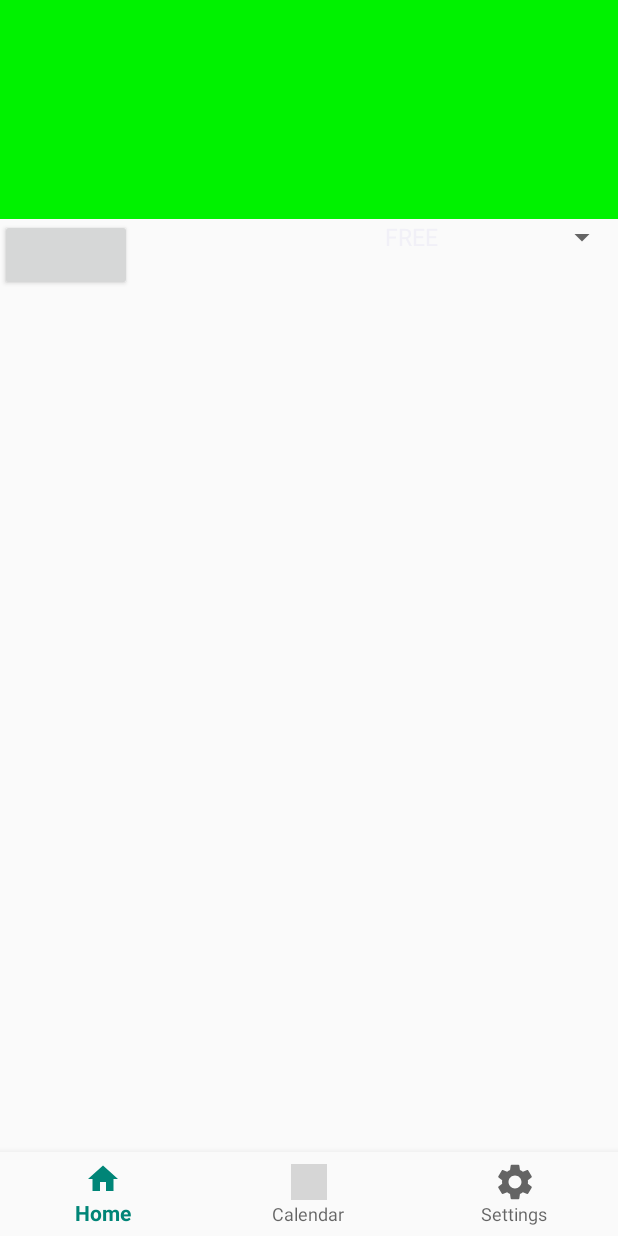
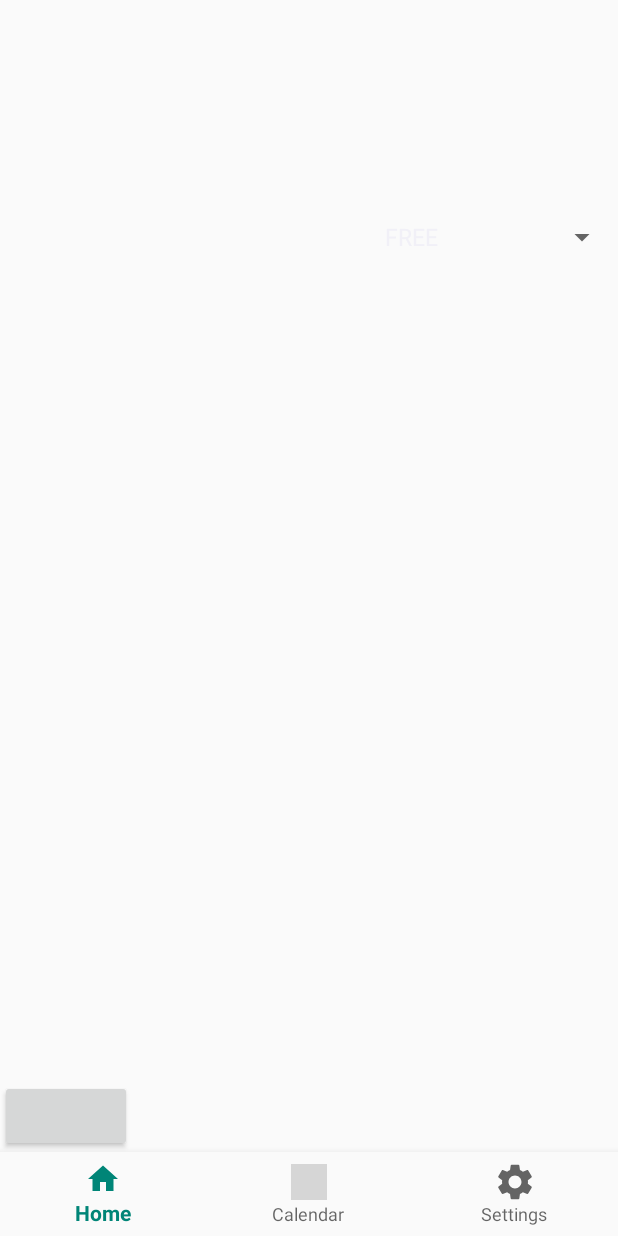
Before and after one commit to marcusrunge/RoomInfo.Droid, an Android app: the screen it shows after launch (MainActivity), on a phone screen of 412 x 824 dp. Run offline under Robolectric (Android 15) with nearby library versions, the phone set to English and light mode, and no system bars; our stand-ins replace Dagger/Hilt's generated code, Room's generated code, data binding, navigation-ui; libraries missing offline, so code that uses them is left out: androidx.databinding.library; 11 statements that could not run were skipped; grey boxes are pictures that could not be loaded.

Commit message:
ADDED 2nd param

```diff
--- a/app/src/main/kotlin/com/marcusrunge/roominfo/adapter/GenericViewBindingsAdapter.kt
+++ b/app/src/main/kotlin/com/marcusrunge/roominfo/adapter/GenericViewBindingsAdapter.kt
@@ -13,9 +13,9 @@ import com.marcusrunge.roominfo.RoomInfoApplication.Companion.OCCUPANCY_STATE_OC
 import com.marcusrunge.roominfo.RoomInfoApplication.Companion.OCCUPANCY_STATE_PRESENT
 
 object OccupancyStateBindingsAdapter {
-    @BindingAdapter("setOccupancyState")
+    @BindingAdapter("state", "transparent")
     @JvmStatic
-    fun bindOccupancyState(view: View?, state: Int?) {
+    fun bindOccupancyState(view: View?, state: Int?, transparent: Boolean?) {
         if (view != null && state != null) {
             var background = 0
             var transparentBackground = 0
@@ -108,8 +108,14 @@ object OccupancyStateBindingsAdapter {
                         view.context.resources.getColor(R.color.homeForeground, view.context.theme)
                 }
             }
-            view.setBackgroundColor(background)
-            if(view.javaClass==TextView::class)(view as TextView).setTextColor(foreground)
+
+            if (view is TextView) view.setTextColor(foreground)
+            else {
+                if (transparent != null && transparent) view.setBackgroundColor(
+                    transparentBackground
+                )
+                else view.setBackgroundColor(background)
+            }
         }
     }
 }
--- a/app/src/main/res/layout/fragment_home.xml
+++ b/app/src/main/res/layout/fragment_home.xml
@@ -18,7 +18,8 @@
             android:id="@+id/topPanel"
             android:layout_width="match_parent"
             android:layout_height="wrap_content"
-            app:setOccupancyState="@{viewmodel.occupancySelection}"
+            app:state="@{viewmodel.occupancySelection}"
+            app:transparent="@{true}"
             app:layout_constraintEnd_toStartOf="parent"
             app:layout_constraintTop_toTopOf="parent">
 
@@ -41,7 +42,8 @@
                 android:text="@{viewmodel.companyName}"
                 android:textSize="32sp"
                 android:textStyle="bold"
-                app:setOccupancyState="@{viewmodel.occupancySelection}"
+                app:state="@{viewmodel.occupancySelection}"
+                app:transparent="@{true}"
                 app:layout_constraintBottom_toBottomOf="parent"
                 app:layout_constraintStart_toEndOf="@id/logo"
                 app:layout_constraintTop_toTopOf="parent" />
@@ -74,7 +76,8 @@
             android:id="@+id/midPanel"
             android:layout_width="match_parent"
             android:layout_height="wrap_content"
-            app:setOccupancyState="@{viewmodel.occupancySelection}"
+            app:state="@{viewmodel.occupancySelection}"
+            app:transparent="@{false}"
             app:layout_constraintTop_toBottomOf="@id/topPanel">
 
             <TextView
@@ -114,8 +117,11 @@
         <androidx.constraintlayout.widget.ConstraintLayout
             android:id="@+id/bottomPanel"
             android:layout_width="match_parent"
-            android:layout_height="wrap_content"
-            app:layout_constraintTop_toBottomOf="@id/midPanel">
+            android:layout_height="0dp"
+            app:layout_constraintBottom_toBottomOf="parent"
+            app:layout_constraintTop_toBottomOf="@id/midPanel"
+            app:state="@{viewmodel.occupancySelection}"
+            app:transparent="@{true}">
 
             <TextView
                 android:id="@+id/occupancy"
```
